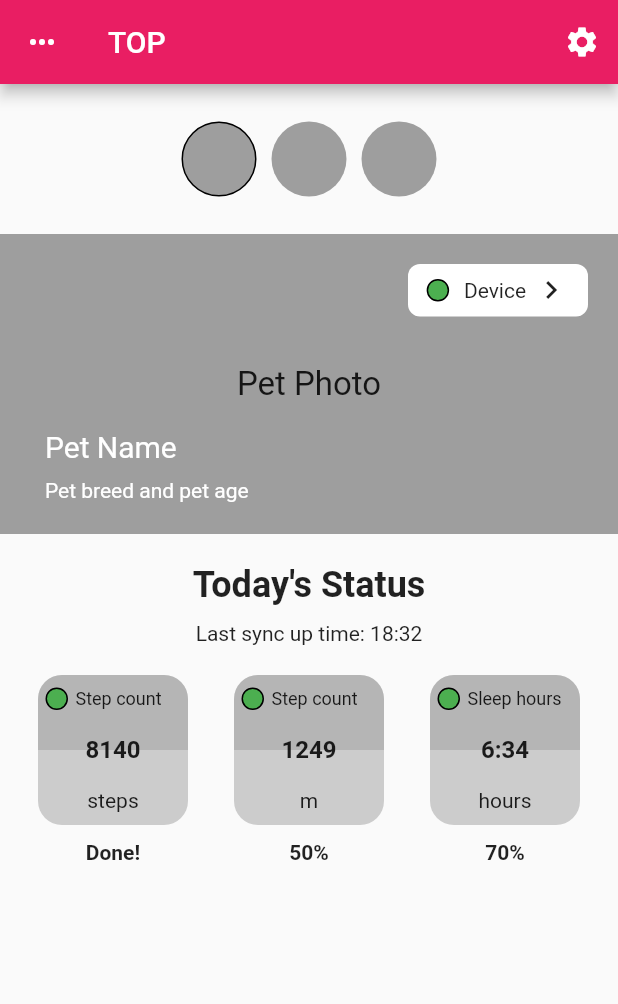
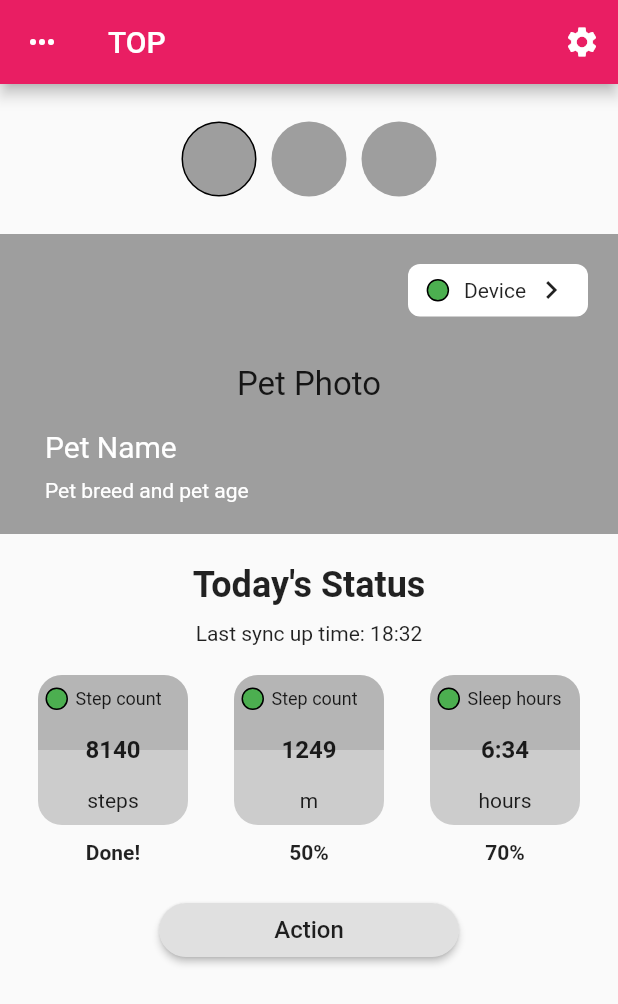
Before and after one commit to mykhailoKomarNiX/test-pet-tracker, a Flutter app: the screen it shows after launch, on a phone screen of 412 x 824 dp. Shown: the top 1004 px of the screen. Run offline on Flutter 3.47's test engine with Material 2 defaults, Android fonts, the phone set to English and light mode, and no system bars.

Commit message:
Add action button

```diff
--- a/lib/main.dart
+++ b/lib/main.dart
@@ -298,10 +298,10 @@ class _GoalItemState extends State<GoalItem> {
                         Container(
                           margin: EdgeInsets.only(left: 5),
                           child: Text(
-                          widget.title,
-                          style: TextStyle(fontSize: 12),
-                        ),)
-
+                            widget.title,
+                            style: TextStyle(fontSize: 12),
+                          ),
+                        )
                       ],
                     ),
                   ),
@@ -328,6 +328,31 @@ class _GoalItemState extends State<GoalItem> {
         ],
       ),
     );
+  }
+}
+
+class WeeklyWalk extends StatefulWidget {
+  @override
+  _WeeklyWalkState createState() => _WeeklyWalkState();
+}
+
+class _WeeklyWalkState extends State<WeeklyWalk> {
+  double value = 0;
+  @override
+  Widget build(BuildContext context) {
+    return Container(
+        // child:
+        //   Slider(
+        //   value: value,
+        //   divisions: 5,
+        //   min: 0,
+        //   max: 5,
+        //   label: '$value',
+        //   onChanged: (double newValue) => setState(() {
+        //     value = newValue;
+        //   }),
+        // ),
+        );
   }
 }
 
@@ -363,6 +388,22 @@ class _HomePageState extends State<HomePage> {
             PetPhoto(),
             LastSyncUp(),
             GoalList(),
+            WeeklyWalk(),
+            Center(
+              child: Container(
+                margin: EdgeInsets.only(top: 20),
+                width: 200,
+                child: RaisedButton(
+                  onPressed: () => print('Action'),
+                  shape: RoundedRectangleBorder(
+                      borderRadius: BorderRadius.circular(32)),
+                  child: Text(
+                    'Action',
+                    style: TextStyle(fontSize: 16),
+                  ),
+                ),
+              ),
+            ),
           ],
         ));
   }
```
